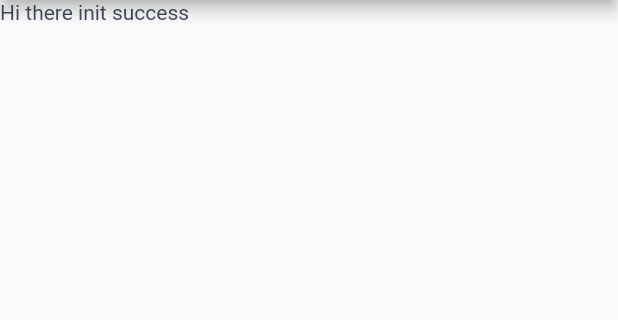
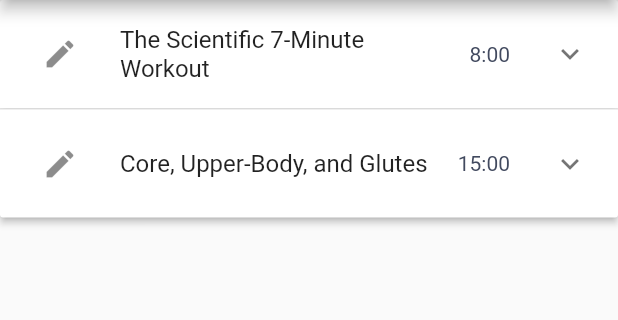
Before and after one commit to zhllm/photos, a Flutter app: the screen it shows after launch, on a phone screen of 412 x 824 dp, the part 84-404 px from its top. Run offline on Flutter 3.47's test engine with Material 2 defaults, Android fonts, the light colour scheme and no system bars; our stand-ins replace dio, equatable, flutter_bloc, flutter_screenutil, numberpicker, package_info.

Commit message:
feat: bloc基本使用

```diff
--- a/lib/bean/exercise_bean.dart
+++ b/lib/bean/exercise_bean.dart
@@ -31,6 +31,21 @@ class ExerciseBean extends Equatable {
         "duration": duration,
       };
 
+  ExerciseBean copyWith({
+    int? prelude,
+    String? title,
+    int? duration,
+    int? index,
+    int? startTime,
+  }) =>
+      ExerciseBean(
+        prelude: prelude ?? this.prelude,
+        title: title ?? this.title,
+        duration: duration ?? this.duration,
+        index: index ?? this.index,
+        startTime: startTime ?? this.startTime,
+      );
+
   @override
   // TODO: implement props
   List<Object?> get props => [title, prelude, duration, index, startTime];
--- a/lib/bean/workout_bean.dart
+++ b/lib/bean/workout_bean.dart
@@ -29,6 +29,15 @@ class WorkoutBean extends Equatable {
         "exercises": exercises,
       };
 
+  int getTotalTime() {
+    int time = exercises!.fold(
+      0,
+      (previousValue, element) =>
+          previousValue + element.prelude! + element.duration!,
+    );
+    return time;
+  }
+
   @override
   List<Object?> get props => [title, exercises];
 
--- a/lib/bloc/workout_cabit.dart
+++ /dev/null
@@ -1,24 +0,0 @@
-import 'dart:convert';
-
-import 'package:flutter/services.dart';
-import 'package:flutter_bloc/flutter_bloc.dart';
-import 'package:photo/bean/workout_bean.dart';
-
-class WorkoutCubit extends Cubit<List<WorkoutBean>> {
-  WorkoutCubit() : super([]);
-
-  getWorkouts() async {
-    final List<WorkoutBean> workouts = [];
-    final workoutsJson =
-    jsonDecode(await rootBundle.loadString("assets/images/workouts.json"));
-    for (var el in (workoutsJson as Iterable)) {
-      print("workoutsJson forEach");
-      workouts.add(WorkoutBean.fromJson(el));
-    }
-    workouts.forEach((element) {
-      print(element.toJson());
-    });
-    emit(workouts);
-  }
-
-}
--- /dev/null
+++ b/lib/bloc/workout_cubit.dart
@@ -0,0 +1,21 @@
+import 'package:flutter_bloc/flutter_bloc.dart';
+import 'package:photo/bean/workout_bean.dart';
+import 'package:photo/states/workout_states.dart';
+
+class WorkoutCubit extends Cubit<WorkoutStates> {
+  WorkoutCubit() : super(const WorkoutInitial());
+
+  editWorkout(WorkoutBean workout, int index) {
+    return emit(WorkoutEditing(workout, index, null));
+  }
+
+  editExercise(int? exIndex) {
+    print("edit index ${exIndex}");
+    emit(WorkoutEditing(
+        state.workout, (state as WorkoutEditing).index, exIndex));
+  }
+
+  goHome() {
+    return emit(const WorkoutInitial());
+  }
+}
--- /dev/null
+++ b/lib/bloc/workouts_cabit.dart
@@ -0,0 +1,41 @@
+import 'dart:convert';
+
+import 'package:flutter/services.dart';
+import 'package:flutter_bloc/flutter_bloc.dart';
+import 'package:photo/bean/exercise_bean.dart';
+import 'package:photo/bean/workout_bean.dart';
+
+class WorkoutsCubit extends Cubit<List<WorkoutBean>> {
+  WorkoutsCubit() : super([]);
+
+  getWorkouts() async {
+    final List<WorkoutBean> workouts = [];
+    final workoutsJson =
+        jsonDecode(await rootBundle.loadString("assets/images/workouts.json"));
+    for (var el in (workoutsJson as Iterable)) {
+      print("workoutsJson forEach");
+      workouts.add(WorkoutBean.fromJson(el));
+    }
+    workouts.forEach((element) {
+      print(element.toJson());
+    });
+    emit(workouts);
+  }
+
+  saveWorkout(WorkoutBean workout, int index) {
+    WorkoutBean newWork = WorkoutBean(title: workout.title, exercises: []);
+    int exIndex = 0;
+    int startTime = 0;
+    for (var ex in workout.exercises!) {
+      newWork.exercises!.add(ExerciseBean(
+          title: ex.title,
+          startTime: ex.startTime,
+          duration: ex.duration,
+          index: ex.index));
+      exIndex++;
+      startTime += ex.prelude! + ex.duration!;
+    }
+    state[index] = newWork;
+    emit([...state]);
+  }
+}
--- a/lib/main.dart
+++ b/lib/main.dart
@@ -1,6 +1,13 @@
 import 'package:flutter/material.dart';
+import 'package:flutter_bloc/flutter_bloc.dart';
 import 'package:flutter_screenutil/flutter_screenutil.dart';
+import 'package:photo/bloc/workout_cubit.dart';
+import 'package:photo/pages/edit_workout.dart';
 import 'package:photo/pages/home_page.dart';
+import 'package:photo/states/workout_states.dart';
+
+import 'bean/workout_bean.dart';
+import 'bloc/workouts_cabit.dart';
 
 void main() {
   runApp(const MyApp());
@@ -24,7 +31,34 @@ class MyApp extends StatelessWidget {
               bodyText2: TextStyle(color: Color.fromARGB(255, 66, 74, 95)),
             ),
           ),
-          home: const HomePage(),
+          home: MultiBlocProvider(
+            providers: [
+              BlocProvider<WorkoutsCubit>(
+                create: (BuildContext context) {
+                  WorkoutsCubit workoutCubit = WorkoutsCubit();
+                  if (workoutCubit.state.isEmpty) {
+                    print("initial");
+                    workoutCubit.getWorkouts();
+                  } else {
+                    print("content is already");
+                  }
+                  return workoutCubit;
+                },
+              ),
+              BlocProvider<WorkoutCubit>(
+                  create: (BuildContext context) => WorkoutCubit()),
+            ],
+            child: BlocBuilder<WorkoutCubit, WorkoutStates>(
+              builder: (context, state) {
+                if (state is WorkoutInitial) {
+                  return const HomePage();
+                } else if (state is WorkoutEditing) {
+                  return EditWorkoutScreen();
+                }
+                return Container();
+              },
+            ),
+          ),
         );
       },
     );
--- a/lib/pages/home_page.dart
+++ b/lib/pages/home_page.dart
@@ -1,8 +1,10 @@
 import 'package:flutter/material.dart';
 import 'package:flutter_bloc/flutter_bloc.dart';
+import 'package:photo/bloc/workout_cubit.dart';
+import 'package:photo/utils/time_helper.dart';
 
 import '../bean/workout_bean.dart';
-import '../bloc/workout_cabit.dart';
+import '../bloc/workouts_cabit.dart';
 
 class HomePage extends StatefulWidget {
   const HomePage({Key? key}) : super(key: key);
@@ -22,21 +24,53 @@ class _HomePageState extends State<HomePage> {
           IconButton(onPressed: null, icon: Icon(Icons.settings))
         ],
       ),
-      body: BlocProvider<WorkoutCubit>(
-        create: (BuildContext context) {
-          WorkoutCubit workoutCubit = WorkoutCubit();
-          if (workoutCubit.state.isEmpty) {
-            print("initial");
-            workoutCubit.getWorkouts();
-          } else {
-            print("content is already");
-          }
-          return workoutCubit;
-        },
-        child: BlocBuilder<WorkoutCubit, List<WorkoutBean>>(
-          builder: (context, state) {
-            return Text("Hi there init success");
-          },
+      body: SingleChildScrollView(
+        child: BlocBuilder<WorkoutsCubit, List<WorkoutBean>>(
+          builder: (context, works) => ExpansionPanelList.radio(
+            children: works
+                .map(
+                  (workout) => ExpansionPanelRadio(
+                    value: workout,
+                    headerBuilder: (BuildContext context, bool isExpand) {
+                      return ListTile(
+                        visualDensity: const VisualDensity(
+                          horizontal: 0,
+                          vertical: VisualDensity.maximumDensity,
+                        ),
+                        leading: IconButton(
+                          icon: const Icon(Icons.edit),
+                          onPressed: () {
+                            BlocProvider.of<WorkoutCubit>(context)
+                                .editWorkout(workout, works.indexOf(workout));
+                          },
+                        ),
+                        trailing:
+                            Text(formatTime(workout.getTotalTime(), true)),
+                        title: Text(workout.title ?? ""),
+                      );
+                    },
+                    body: ListView.builder(
+                      shrinkWrap: true,
+                      itemBuilder: (BuildContext context, int index) {
+                        return ListTile(
+                          onTap: null,
+                          visualDensity: const VisualDensity(
+                            horizontal: VisualDensity.minimumDensity,
+                            vertical: VisualDensity.maximumDensity,
+                          ),
+                          leading: Text(formatTime(
+                              workout.exercises![index].prelude ?? 0, true)),
+                          title: Text(workout.exercises![index].title ?? ""),
+                          trailing: Text(formatTime(
+                              workout.exercises![index].duration!, true)),
+                        );
+                      },
+                      itemCount: workout.exercises?.length,
+                    ),
+                  ),
+                )
+                .toList(),
+          ),
         ),
       ),
     );
--- /dev/null
+++ b/lib/states/workout_states.dart
@@ -0,0 +1,29 @@
+import 'package:equatable/equatable.dart';
+import 'package:photo/bean/workout_bean.dart';
+
+abstract class WorkoutStates extends Equatable {
+  final WorkoutBean? workout;
+  final int? elapsed;
+
+  const WorkoutStates(this.workout, this.elapsed);
+}
+
+class WorkoutInitial extends WorkoutStates {
+  const WorkoutInitial() : super(null, 0);
+
+  @override
+  // TODO: implement props
+  List<Object?> get props => [];
+}
+
+class WorkoutEditing extends WorkoutStates {
+  final int index;
+  final int? exIndex;
+
+  const WorkoutEditing(WorkoutBean? workout, this.index, this.exIndex)
+      : super(workout, 0);
+
+  @override
+  // TODO: implement props
+  List<Object?> get props => [workout, index, exIndex];
+}
--- /dev/null
+++ b/lib/utils/time_helper.dart
@@ -0,0 +1,5 @@
+String formatTime(int seconds, bool pad) {
+  return pad || seconds > 59
+      ? "${(seconds / 60).floor()}:${(seconds % 60).toString().padLeft(2, "0")}"
+      : seconds.toString();
+}
--- a/pubspec.yaml
+++ b/pubspec.yaml
@@ -86,12 +86,12 @@ dependencies:
 
   flutter_screenutil: ^5.6.0
 
-
   intl: ^0.17.0
   platform: ^3.1.0
   flutter_bloc: ^8.1.1
   hydrated_bloc: ^8.1.0
   equatable: ^2.0.5
+  numberpicker: ^2.1.1
 
 dev_dependencies:
   flutter_test:
```
Also changed, not shown: lib/components/edit_exercise_screen.dart (added, +79 -0 lines), lib/pages/edit_workout.dart (added, +54 -0 lines), pubspec.lock.
